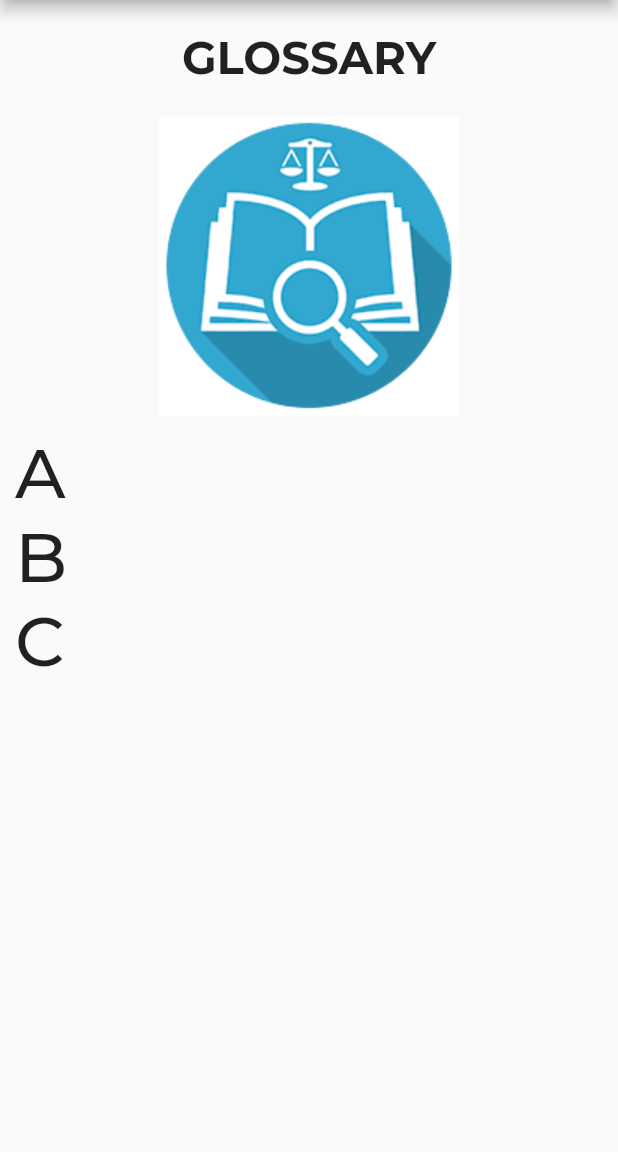
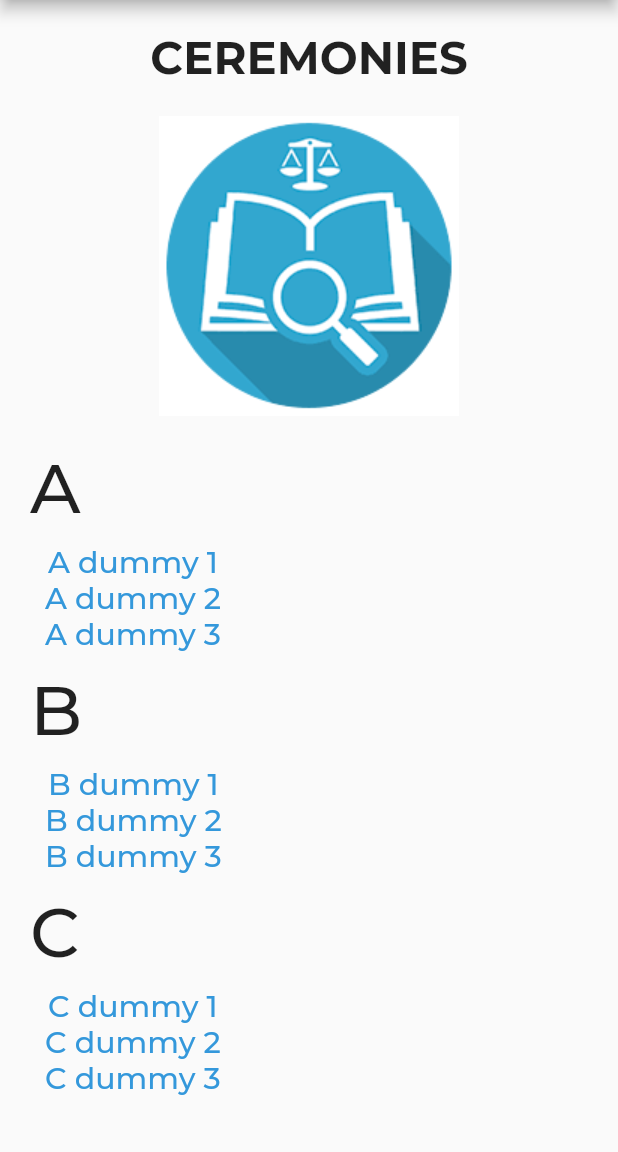
Before and after one commit to mochaul/ppl-scrumbooster, a Flutter app: the GlossaryPage screen opened by its route, on a phone screen of 412 x 824 dp, the part 84-1236 px from its top. Run offline on Flutter 3.47's test engine with Material 2 defaults, Android fonts, the phone set to English and light mode, and no system bars; project files that could hold a hidden picture were left out.

Commit message:
[GREEN] add dummy content to glossary

```diff
--- a/lib/contentsList/GlossaryPage.dart
+++ b/lib/contentsList/GlossaryPage.dart
@@ -24,22 +24,48 @@ var utils = new Util();
       body: Center(
         child: ListView(
           children: <Widget>[
-            Padding(padding: EdgeInsets.all(10.0),),
-            Text("GLOSSARY", style: TextStyle(fontSize: 30, fontWeight: FontWeight.bold), textAlign: TextAlign.center,),
-            Padding(padding: EdgeInsets.all(10.0),),
+            Padding(padding: EdgeInsets.all(10),),
+            Text("CEREMONIES", style: TextStyle(fontSize: 30, fontWeight: FontWeight.bold), textAlign: TextAlign.center,),
+            Padding(padding: EdgeInsets.all(10),),
             Image.asset("assets/listGlossary/glossary.png", height: 200,),
             Container(
-              padding :EdgeInsets.all(10),
-              child : Column(
+              padding: EdgeInsets.all(20),
+              child: Column(
                 mainAxisAlignment: MainAxisAlignment.start,
                 crossAxisAlignment: CrossAxisAlignment.start,
                 children: <Widget>[
-                Text("A", style: TextStyle(fontSize: 46, fontWeight: FontWeight.w500),),
-                Text("B", style: TextStyle(fontSize: 46, fontWeight: FontWeight.w500),),
-                Text("C", style: TextStyle(fontSize: 46, fontWeight: FontWeight.w500),),
+                  Text("A", style: TextStyle(fontSize: 46, fontWeight: FontWeight.w500),),
+                  Padding(
+                    padding: EdgeInsets.all(10),
+                    child: Column(
+                      children: <Widget>[
+                        Text("A dummy 1", style: TextStyle(fontSize: 20, fontWeight: FontWeight.w500, color: utils.hexToColor("#3498DB")),),
+                        Text("A dummy 2", style: TextStyle(fontSize: 20, fontWeight: FontWeight.w500, color: utils.hexToColor("#3498DB")),),
+                        Text("A dummy 3", style: TextStyle(fontSize: 20, fontWeight: FontWeight.w500, color: utils.hexToColor("#3498DB")),),
+                      ],
+                    ),),
+                  Text("B", style: TextStyle(fontSize: 46, fontWeight: FontWeight.w500),),
+                  Padding(
+                    padding: EdgeInsets.all(10),
+                    child: Column(
+                      children: <Widget>[
+                        Text("B dummy 1", style: TextStyle(fontSize: 20, fontWeight: FontWeight.w500, color: utils.hexToColor("#3498DB")),),
+                        Text("B dummy 2", style: TextStyle(fontSize: 20, fontWeight: FontWeight.w500, color: utils.hexToColor("#3498DB")),),
+                        Text("B dummy 3", style: TextStyle(fontSize: 20, fontWeight: FontWeight.w500, color: utils.hexToColor("#3498DB")),),
+                      ],
+                    ),),
+                  Text("C", style: TextStyle(fontSize: 46, fontWeight: FontWeight.w500),),
+                  Padding(
+                    padding: EdgeInsets.all(10),
+                    child: Column(
+                      children: <Widget>[
+                        Text("C dummy 1", style: TextStyle(fontSize: 20, fontWeight: FontWeight.w500, color: utils.hexToColor("#3498DB")),),
+                        Text("C dummy 2", style: TextStyle(fontSize: 20, fontWeight: FontWeight.w500, color: utils.hexToColor("#3498DB")),),
+                        Text("C dummy 3", style: TextStyle(fontSize: 20, fontWeight: FontWeight.w500, color: utils.hexToColor("#3498DB")),),
+                      ],
+                    ),),
                 ],
-
-              )
+              ),
             )
           ],
         )
```
